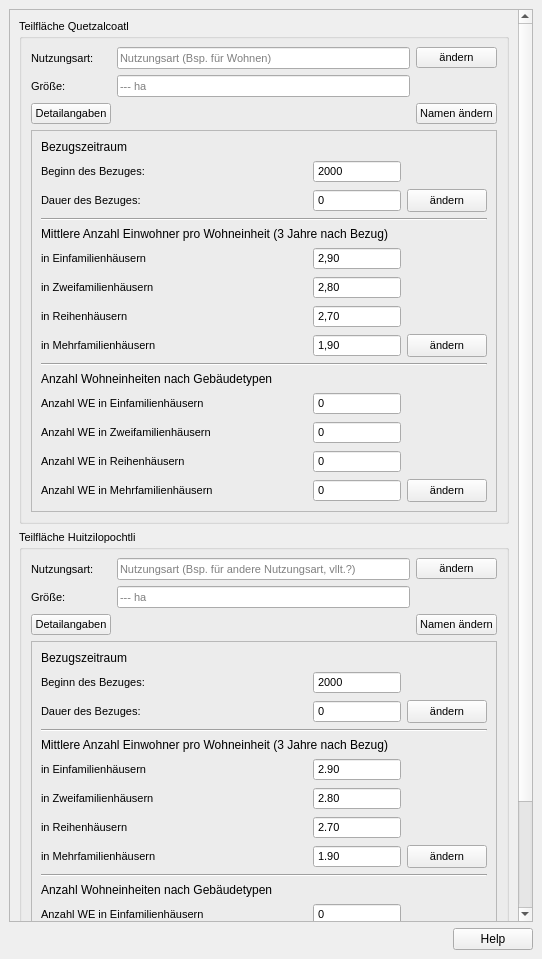
This is projektcheck/definitions_overview_toolbutton_dock.ui in projektcheck/ProjektCheck-QGIS as Qt 5 draws it before an edit. The edited form follows.
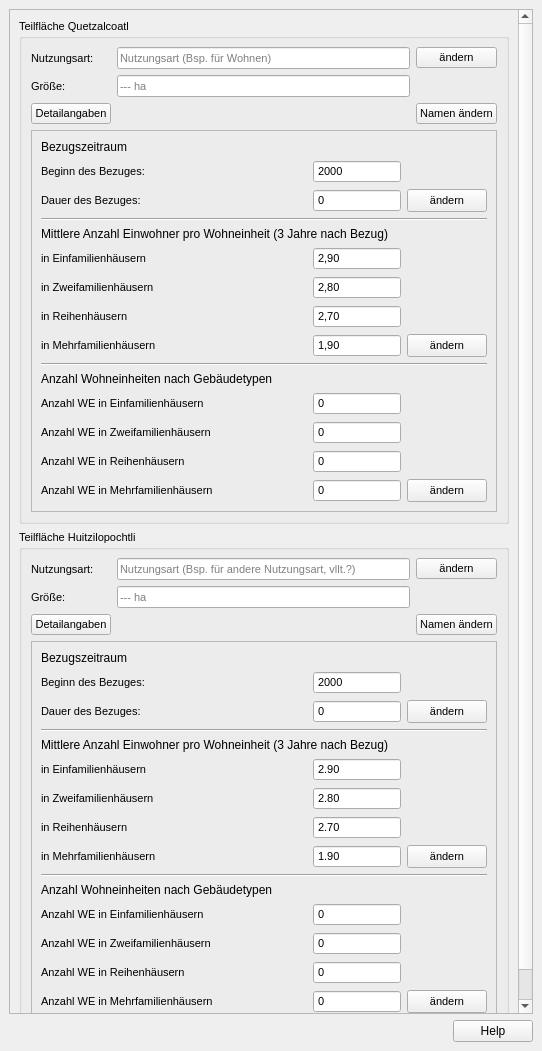
This is the edited form.

Patch:
```diff
--- a/projektcheck/definitions_overview_toolbutton_dock.ui
+++ b/projektcheck/definitions_overview_toolbutton_dock.ui
@@ -7,7 +7,7 @@
     <x>0</x>
     <y>0</y>
     <width>542</width>
-    <height>959</height>
+    <height>1051</height>
    </rect>
   </property>
   <property name="font">
```
